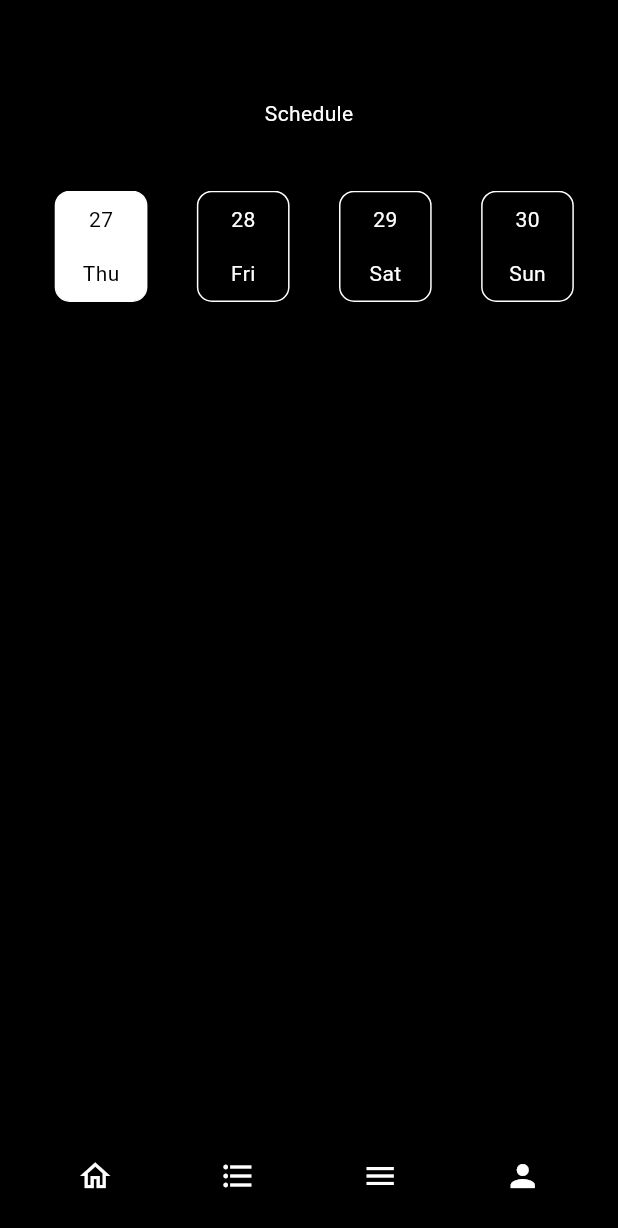
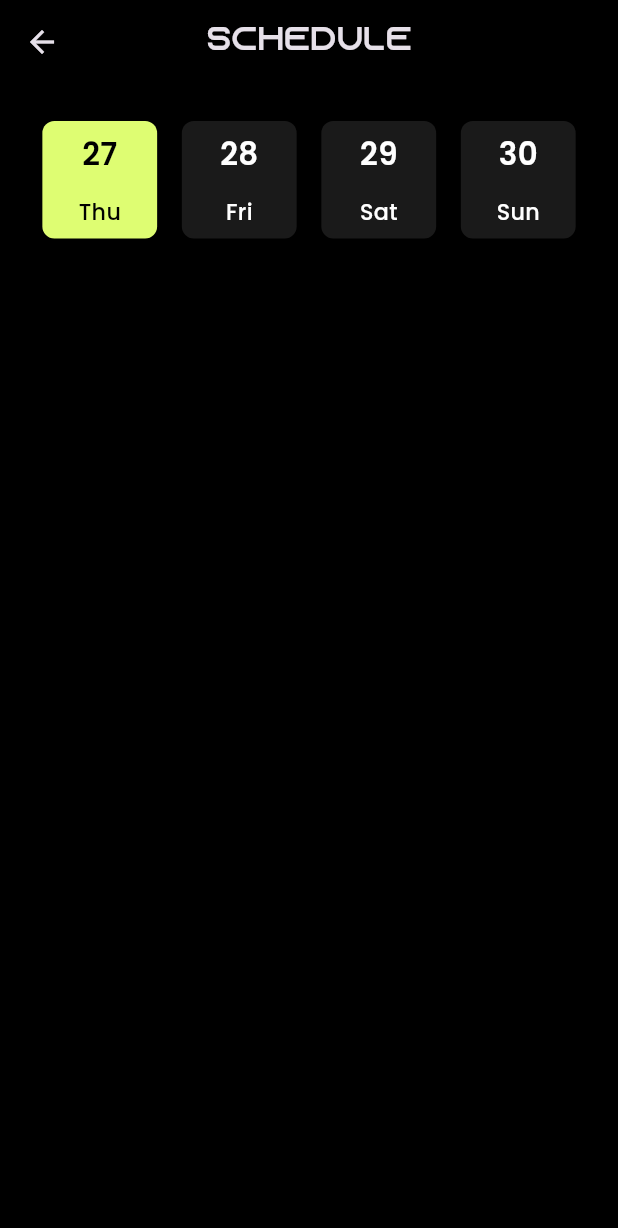
Before and after one commit to angathjr/Hestia-23, a Flutter app: the Schedule screen opened by its route, on a phone screen of 412 x 824 dp. Shown: the top 1228 px of the screen. Run offline on Flutter 3.47's test engine with Material 2 defaults, Android fonts, the phone set to English and light mode, and no system bars; our stand-ins replace carousel_slider, firebase_core, firebase_messaging, get, get_storage, google_fonts and 3 more; missing offline and left inert: stories_editor; accounts and stored records are empty; network calls fail.

Commit message:
Schedule from 85291f8

```diff
--- a/lib/Schedule/controller/schedule_controller.dart
+++ b/lib/Schedule/controller/schedule_controller.dart
@@ -28,7 +28,6 @@ class ScheduleController extends GetxController {
 
   @override
   void onInit() {
-    // TODO: implement onInit
     super.onInit();
     fetchEventsbyDate();
   }
--- a/lib/Schedule/views/Schedule.dart
+++ b/lib/Schedule/views/Schedule.dart
@@ -3,6 +3,7 @@ import 'package:flutter/src/widgets/framework.dart';
 import 'package:flutter/src/widgets/placeholder.dart';
 import 'package:get/get.dart';
 import 'package:hestia_23/Schedule/controller/schedule_controller.dart';
+import 'package:hestia_23/core/Constants..dart';
 import 'package:hestia_23/events/models/event.dart';
 import 'package:intl/intl.dart';
 
@@ -15,46 +16,80 @@ class Schedule extends StatelessWidget {
   Widget build(BuildContext context) {
     var h = MediaQuery.of(context).size.height;
     var w = MediaQuery.of(context).size.width;
+    double dateContainerHeight = h * 0.095;
+    double navHeight = h * 0.063;
+
     return Scaffold(
-      backgroundColor: Colors.black,
+      appBar: AppBar(
+        centerTitle: true,
+        title: Text(
+          "Schedule",
+          style: FutTheme.categoryFont,
+        ),
+      ),
       body: Padding(
-        padding: EdgeInsets.symmetric(horizontal: 20),
+        padding: EdgeInsets.only(left: 20, right: 20, bottom: navHeight),
         child: Column(
           children: [
             SizedBox(
-              height: h * 0.08,
-              width: double.infinity,
-            ),
-            Text(
-              "Schedule",
-              style: TextStyle(color: Colors.white),
-            ),
-            SizedBox(
-              height: h * 0.05,
+              height: h * 0.03,
               width: double.infinity,
             ),
             SizedBox(
-              height: h * 0.09,
-              child: Center(
-                child: ListView.builder(
-                  shrinkWrap: true,
-                  scrollDirection: Axis.horizontal,
-                  itemBuilder: (context, index) => Dates(
-                    date: controller.dates[index],
-                    index: index,
+                height: dateContainerHeight,
+                child: Row(
+                  mainAxisAlignment: MainAxisAlignment.spaceAround,
+                  children: [
+                    Expanded(
+                      child: Dates(
+                        date: controller.dates[0],
+                        index: 0,
                         controller: controller,
                       ),
-                  itemCount: 4,
+                    ),
+                    Expanded(
+                      child: Dates(
+                        date: controller.dates[1],
+                        index: 1,
+                        controller: controller,
                       ),
                     ),
+                    Expanded(
+                      child: Dates(
+                        date: controller.dates[2],
+                        index: 2,
+                        controller: controller,
+                      ),
+                    ),
+                    Expanded(
+                      child: Dates(
+                        date: controller.dates[3],
+                        index: 3,
+                        controller: controller,
+                      ),
+                    ),
+                  ],
+                )
+                // ListView.builder(
+                //   physics: const NeverScrollableScrollPhysics(),
+                //   shrinkWrap: true,
+                //   scrollDirection: Axis.horizontal,
+                //   itemBuilder: (context, index) => Dates(
+                //     date: controller.dates[index],
+                //     index: index,
+                //     controller: controller,
+                //   ),
+                //   itemCount: 4,
+                // ),
                 ),
             SizedBox(
-              height: h * 0.07,
+              height: h * 0.02,
               width: double.infinity,
             ),
             Obx(
               () => Expanded(
                 child: ListView.builder(
+                  physics: const BouncingScrollPhysics(),
                   itemBuilder: (context, index) => TimeLineofEvents(
                     event: controller.events[index],
                   ),
@@ -63,38 +98,6 @@ class Schedule extends StatelessWidget {
               ),
             )
           ],
-        ),
-      ),
-      bottomNavigationBar: BottomAppBar(
-        color: Colors.black,
-        child: SizedBox(
-          height: h * 0.1,
-          child: Row(
-            mainAxisAlignment: MainAxisAlignment.spaceAround,
-            children: [
-              IconButton(
-                onPressed: () {},
-                icon: const Icon(Icons.home_outlined),
-                color: Colors.white,
-                disabledColor: Colors.grey,
-              ),
-              IconButton(
-                onPressed: () {},
-                icon: const Icon(Icons.format_list_bulleted),
-                color: Colors.white,
-              ),
-              IconButton(
-                onPressed: () {},
-                icon: const Icon(Icons.menu),
-                color: Colors.white,
-              ),
-              IconButton(
-                onPressed: () {},
-                icon: const Icon(Icons.person),
-                color: Colors.white,
-              ),
-            ],
-          ),
         ),
       ),
     );
@@ -111,8 +114,7 @@ class TimeLineofEvents extends StatelessWidget {
   Widget build(BuildContext context) {
     var h = MediaQuery.of(context).size.height;
     var w = MediaQuery.of(context).size.width;
-    return Container(
-      child: Row(
+    return Row(
       crossAxisAlignment: CrossAxisAlignment.start,
       children: [
         const CustomTimeLine(),
@@ -120,7 +122,7 @@ class TimeLineofEvents extends StatelessWidget {
           crossAxisAlignment: CrossAxisAlignment.start,
           children: [
             Text(
-                "${DateFormat('h:mm a').format(event.eventStart!)}",
+              DateFormat('h:mm a').format(event.eventStart!),
               style: TextStyle(color: Colors.grey),
             ),
             SizedBox(
@@ -129,18 +131,33 @@ class TimeLineofEvents extends StatelessWidget {
             Container(
               clipBehavior: Clip.hardEdge,
               decoration: BoxDecoration(
-                    borderRadius: BorderRadius.all(Radius.circular(20))),
-                height: h * 0.2,
-                width: w * 0.6,
-                child: Image(
+                  image: DecorationImage(
                       image: NetworkImage(event.image!),
-                  fit: BoxFit.fill,
+                      fit: BoxFit.cover,
+                      opacity: 0.7),
+                  borderRadius: const BorderRadius.all(Radius.circular(20))),
+              height: h * 0.15,
+              width: w * 0.8,
+              child: Padding(
+                padding: EdgeInsets.only(left: w * 0.04),
+                child: Column(
+                  mainAxisAlignment: MainAxisAlignment.spaceAround,
+                  crossAxisAlignment: CrossAxisAlignment.start,
+                  children: [
+                    Text(
+                      event.title ?? '',
+                      style: FutTheme.font3.copyWith(
+                          fontWeight: FontWeight.bold, fontSize: h * 0.024),
+                    ),
+                    Text(event.shortDesc ?? ''),
+                    Text(event.venue?.title ?? '')
+                  ],
+                ),
               ),
             )
           ],
         )
       ],
-      ),
     );
   }
 }
@@ -166,32 +183,29 @@ class Dates extends StatelessWidget {
       },
       child: Obx(
         () => Container(
-          margin: EdgeInsets.symmetric(horizontal: w * 0.04),
-          height: h * 0.09,
-          width: w * 0.15,
+          margin: EdgeInsets.symmetric(horizontal: w * 0.02),
           decoration: BoxDecoration(
               color: controller.selectedDateIndex.value == index
-                  ? Colors.white
-                  : null,
-              border: Border.all(color: Colors.white),
-              borderRadius: BorderRadius.all(Radius.circular(10))),
+                  ? FutTheme.primaryColor
+                  : FutTheme.primaryBg,
+              // border: Border.all(color: Colors.white),
+              borderRadius: const BorderRadius.all(Radius.circular(8))),
           child: Column(
             mainAxisAlignment: MainAxisAlignment.spaceAround,
             children: [
-              Text(
-                "${date.date}",
-                style: TextStyle(
+              Text(date.date,
+                  style: FutTheme.font3.copyWith(
+                      fontSize: w * 0.05,
+                      fontWeight: FontWeight.w600,
                       color: controller.selectedDateIndex.value == index
                           ? Colors.black
-                        : Colors.white),
-              ),
-              Text(
-                "${date.day}",
-                style: TextStyle(
+                          : Colors.white)),
+              Text(date.day,
+                  style: FutTheme.font3.copyWith(
+                      fontSize: w * 0.036,
                       color: controller.selectedDateIndex.value == index
                           ? Colors.black
-                        : Colors.white),
-              )
+                          : Colors.white))
             ],
           ),
         ),
@@ -205,14 +219,13 @@ class CustomTimeLine extends StatelessWidget {
   const CustomTimeLine({
     super.key,
   });
-
   @override
   Widget build(BuildContext context) {
     var h = MediaQuery.of(context).size.height;
     var w = MediaQuery.of(context).size.width;
     return Container(
-      height: h * 0.3,
-      width: w * 0.2,
+      height: h * 0.25,
+      width: w * 0.09,
       child: CustomPaint(
         painter: LineCircle(),
       ),
--- a/lib/core/Constants..dart
+++ b/lib/core/Constants..dart
@@ -32,17 +32,13 @@ class FutTheme {
     color: Colors.black,
   );
 
-  static TextStyle categoryFont=const TextStyle(
-    fontFamily: 'Azonix'
-  );
+  static TextStyle categoryFont = const TextStyle(fontFamily: 'Azonix');
 
-  static TextStyle  font7= GoogleFonts.oxanium(
-
-  );
+  static TextStyle font7 = GoogleFonts.oxanium();
+  static Color primaryColor = const Color(0xffDEFD72);
+  static Color primaryBg = const Color(0xff1A1A1A);
 }
 
 class ThemeColor {
   static const color1 = Color.fromRGBO(123, 126, 130, 1);
-
-
 }
```
Lines whose indentation alone changed are shown as unchanged.
